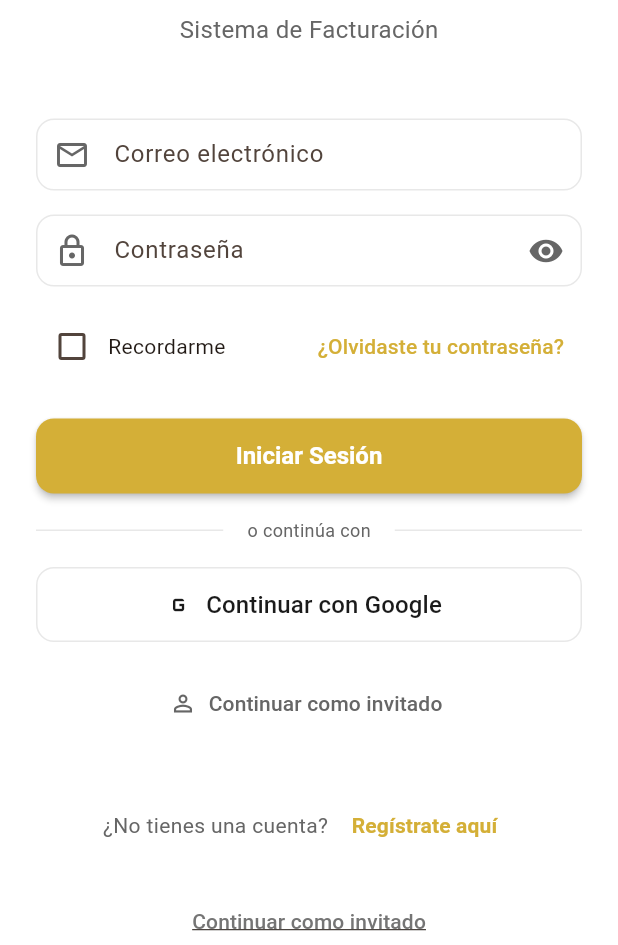
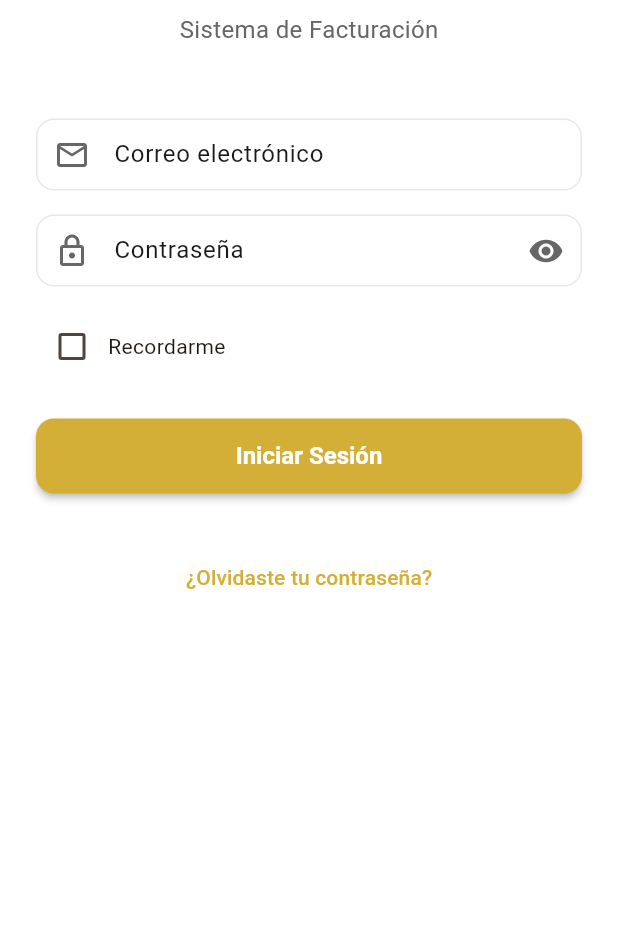
Before and after one commit to grupo-libreria-la-gata/app-movil-libreria-la-gata, a Flutter app: the screen it shows after launch, on a phone screen of 412 x 824 dp, the part 291-1236 px from its top. Run offline on Flutter 3.47's test engine with Material 3 defaults, Android fonts, the phone set to English and light mode, and no system bars; our stand-ins replace flutter_riverpod, go_router; accounts and stored records are empty.

Commit message:
feat: Implementar flujo de aplicación y mejorar responsividad móvil
- Simplificar página de login: eliminar opciones de Google y invitado
- Cambiar credenciales de 'user' a 'usuario'
- Corregir navegación: eliminar referencias a /home, usar /dashboard
- Mejorar responsividad móvil: ajustar iconos y tarjetas
- Optimizar StatsCard: reducir padding y tamaños para evitar overflow
- Corregir navegación en profile_page: botones de flecha y home
- Mejorar header del dashboard: logo más pequeño y mejor espaciado
- Actualizar menú de usuario: avatar más pequeño y mejor padding

```diff
--- a/lib/src/presentation/pages/auth/login_page.dart
+++ b/lib/src/presentation/pages/auth/login_page.dart
@@ -27,27 +27,23 @@ class _LoginPageState extends ConsumerState<LoginPage> {
 
   void _handleLogin() {
     if (_formKey.currentState!.validate()) {
+      // Validar credenciales ficticias
+      final email = _emailController.text.trim().toLowerCase();
+      final password = _passwordController.text;
+
+      // Credenciales válidas: cualquier email y contraseña "usuario"
+      if (password == 'usuario') {
         final authNotifier = ref.read(authProvider.notifier);
-      authNotifier.signInWithEmailAndPassword(
-        _emailController.text.trim(),
-        _passwordController.text,
+        authNotifier.signInWithEmailAndPassword(email, password);
+      } else {
+        ScaffoldMessenger.of(context).showSnackBar(
+          const SnackBar(
+            content: Text('Credenciales incorrectas. Usa cualquier email y contraseña "usuario"'),
+            backgroundColor: Colors.red,
+          ),
         );
       }
     }
-
-  void _handleGoogleLogin() {
-    // TODO: Implementar login con Google cuando esté configurado
-    ScaffoldMessenger.of(context).showSnackBar(
-      const SnackBar(
-        content: Text('Login con Google en desarrollo'),
-        backgroundColor: Colors.orange,
-      ),
-    );
-  }
-
-  void _handleGuestLogin() {
-    final authNotifier = ref.read(authProvider.notifier);
-    authNotifier.signInAsGuest();
   }
 
   @override
@@ -94,18 +90,6 @@ class _LoginPageState extends ConsumerState<LoginPage> {
 
                 // Botón de login
                 _buildLoginButton(),
-                const SizedBox(height: 16),
-
-                // Divider
-                _buildDivider(),
-                const SizedBox(height: 16),
-
-                // Botón de Google
-                _buildGoogleButton(),
-                const SizedBox(height: 16),
-
-                // Botón continuar como invitado
-                _buildGuestButton(),
                 const SizedBox(height: 32),
 
                 // Enlaces adicionales
@@ -164,9 +148,12 @@ class _LoginPageState extends ConsumerState<LoginPage> {
         TextFormField(
           controller: _emailController,
           keyboardType: TextInputType.emailAddress,
+          style: TextStyle(color: DesignTokens.textPrimaryColor),
           decoration: InputDecoration(
             labelText: 'Correo electrónico',
+            labelStyle: TextStyle(color: DesignTokens.textPrimaryColor),
             hintText: 'ejemplo@correo.com',
+            hintStyle: TextStyle(color: DesignTokens.textSecondaryColor),
             prefixIcon: Icon(Icons.email_outlined, color: DesignTokens.textSecondaryColor),
             border: OutlineInputBorder(
               borderRadius: BorderRadius.circular(DesignTokens.borderRadiusMd),
@@ -199,9 +186,12 @@ class _LoginPageState extends ConsumerState<LoginPage> {
         TextFormField(
           controller: _passwordController,
           obscureText: _obscurePassword,
+          style: TextStyle(color: DesignTokens.textPrimaryColor),
           decoration: InputDecoration(
             labelText: 'Contraseña',
+            labelStyle: TextStyle(color: DesignTokens.textPrimaryColor),
             hintText: 'Ingresa tu contraseña',
+            hintStyle: TextStyle(color: DesignTokens.textSecondaryColor),
             prefixIcon: Icon(Icons.lock_outlined, color: DesignTokens.textSecondaryColor),
             suffixIcon: IconButton(
               icon: Icon(
@@ -241,10 +231,7 @@ class _LoginPageState extends ConsumerState<LoginPage> {
         ),
         const SizedBox(height: 16),
 
-        // Recordar contraseña y olvidé contraseña
-        Row(
-          children: [
-            // Checkbox recordar
+        // Recordar contraseña
         Row(
           children: [
             Checkbox(
@@ -257,19 +244,6 @@ class _LoginPageState extends ConsumerState<LoginPage> {
               activeColor: DesignTokens.primaryColor,
             ),
             const Text('Recordarme'),
-              ],
-            ),
-            const Spacer(),
-            // Enlace olvidé contraseña
-            TextButton(
-              onPressed: () => context.go('/forgot-password'),
-              child: Text(
-                '¿Olvidaste tu contraseña?',
-                style: TextStyle(
-                  color: DesignTokens.primaryColor,
-                ),
-              ),
-            ),
           ],
         ),
       ],
@@ -310,119 +284,16 @@ class _LoginPageState extends ConsumerState<LoginPage> {
     );
   }
 
-  Widget _buildDivider() {
-    return Row(
-      children: [
-        Expanded(
-          child: Divider(
-            color: DesignTokens.dividerColor,
-            thickness: 1,
-          ),
-        ),
-        Padding(
-          padding: const EdgeInsets.symmetric(horizontal: 16),
-          child: Text(
-            'o continúa con',
-            style: TextStyle(
-              color: DesignTokens.textSecondaryColor,
-              fontSize: DesignTokens.fontSizeSm,
-            ),
-          ),
-        ),
-        Expanded(
-          child: Divider(
-            color: DesignTokens.dividerColor,
-            thickness: 1,
-          ),
-        ),
-      ],
-    );
-  }
-
-  Widget _buildGoogleButton() {
-    final authState = ref.watch(authProvider);
-
-    return SizedBox(
-      height: 50,
-      child: OutlinedButton.icon(
-        onPressed: authState.isLoading ? null : _handleGoogleLogin,
-        icon: Image.network(
-          'https://developers.google.com/identity/images/g-logo.png',
-          height: 20,
-          width: 20,
-          errorBuilder: (context, error, stackTrace) {
-            return const Icon(Icons.g_mobiledata, size: 20);
-          },
-        ),
-        label: const Text(
-          'Continuar con Google',
-          style: TextStyle(
-            fontSize: 16,
-            fontWeight: FontWeight.w500,
-          ),
-        ),
-        style: OutlinedButton.styleFrom(
-          foregroundColor: DesignTokens.textPrimaryColor,
-          side: BorderSide(color: DesignTokens.dividerColor),
-          shape: RoundedRectangleBorder(
-            borderRadius: BorderRadius.circular(DesignTokens.borderRadiusMd),
-          ),
-        ),
-      ),
-    );
-  }
-
-  Widget _buildGuestButton() {
-    final authState = ref.watch(authProvider);
-
-    return SizedBox(
-      height: 50,
-      child: TextButton.icon(
-        onPressed: authState.isLoading ? null : _handleGuestLogin,
-        icon: const Icon(Icons.person_outline),
-        label: const Text('Continuar como invitado'),
-        style: TextButton.styleFrom(
-          foregroundColor: DesignTokens.textSecondaryColor,
-          shape: RoundedRectangleBorder(
-            borderRadius: BorderRadius.circular(DesignTokens.borderRadiusMd),
-          ),
-        ),
-      ),
-    );
-  }
-
   Widget _buildAdditionalLinks() {
     return Column(
       children: [
-        Row(
-          mainAxisAlignment: MainAxisAlignment.center,
-          children: [
-            Text(
-              '¿No tienes una cuenta? ',
-              style: TextStyle(
-                color: DesignTokens.textSecondaryColor,
-              ),
-            ),
         TextButton(
-              onPressed: () => context.go('/register'),
+          onPressed: () => context.go('/forgot-password'),
           child: Text(
-                'Regístrate aquí',
+            '¿Olvidaste tu contraseña?',
             style: TextStyle(
               color: DesignTokens.primaryColor,
-                  fontWeight: DesignTokens.fontWeightSemiBold,
-                ),
-              ),
-            ),
-          ],
-        ),
-        const SizedBox(height: 16),
-        TextButton(
-          onPressed: () => context.go('/'),
-          child: Text(
-            'Continuar como invitado',
-            style: TextStyle(
-              color: Colors.grey[600],
-              decoration: TextDecoration.underline,
+              fontWeight: DesignTokens.fontWeightMedium,
             ),
           ),
         ),
--- a/lib/src/presentation/pages/profile/profile_page.dart
+++ b/lib/src/presentation/pages/profile/profile_page.dart
@@ -29,7 +29,7 @@ class _ProfilePageState extends State<ProfilePage> {
         elevation: 0,
         leading: IconButton(
           icon: const Icon(Icons.arrow_back, color: Colors.white),
-          onPressed: () => context.go('/home'),
+          onPressed: () => context.pop(),
         ),
         title: const Text(
           'Mi Perfil',
@@ -58,7 +58,7 @@ class _ProfilePageState extends State<ProfilePage> {
           ),
           IconButton(
             icon: const Icon(Icons.home, color: Colors.white),
-            onPressed: () => context.go('/home'),
+            onPressed: () => context.go('/dashboard'),
             tooltip: 'Ir al inicio',
           ),
         ],
--- a/lib/src/routes/app_routes.dart
+++ b/lib/src/routes/app_routes.dart
@@ -9,6 +9,7 @@ import '../presentation/pages/auth/email_verification_page.dart';
 import '../presentation/pages/products/products_page.dart';
 import '../presentation/pages/sales/new_sale_page.dart';
 import '../presentation/pages/profile/profile_page.dart';
+import '../presentation/pages/admin/admin_page.dart';
 
 class AppRoutes {
   static const String splash = '/';
@@ -46,6 +47,9 @@ class AppRoutes {
   // Configuración
   static const String settings = '/settings';
   static const String profile = '/profile';
+
+  // Administración
+  static const String admin = '/admin';
 
   static GoRouter get router => GoRouter(
     initialLocation: splash,
@@ -251,6 +255,13 @@ class AppRoutes {
         ),
       ),
 
+      // Administración
+      GoRoute(
+        path: admin,
+        name: 'admin',
+        builder: (context, state) => const AdminPage(),
+      ),
+
       // Perfil
       GoRoute(
         path: profile,
```
Also changed, not shown: lib/src/presentation/pages/admin/admin_page.dart (added, +198 -0 lines), lib/src/presentation/pages/dashboard/dashboard_page.dart (+31 -30 lines), lib/src/presentation/widgets/stats_card.dart (+7 -7 lines). Lines whose indentation alone changed are shown as unchanged.
